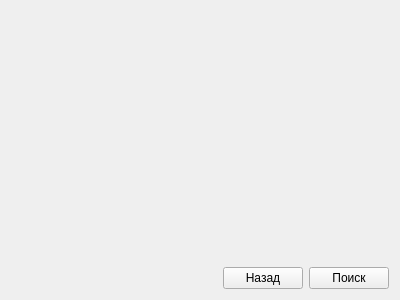
Above: src/core/find/findapartment.ui from Arox/makler before the change. Below: the same form after it.
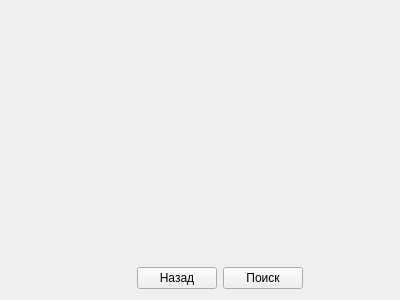
That is the form after the change.

```diff
--- a/src/core/find/findapartment.ui
+++ b/src/core/find/findapartment.ui
@@ -13,8 +13,21 @@
   <property name="windowTitle">
    <string>Form</string>
   </property>
-  <layout class="QGridLayout" name="gridLayout">
-   <item row="0" column="0">
+  <layout class="QHBoxLayout" name="horizontalLayout_2">
+   <item>
+    <spacer name="horizontalSpacer_2">
+     <property name="orientation">
+      <enum>Qt::Horizontal</enum>
+     </property>
+     <property name="sizeHint" stdset="0">
+      <size>
+       <width>40</width>
+       <height>20</height>
+      </size>
+     </property>
+    </spacer>
+   </item>
+   <item>
     <layout class="QVBoxLayout" name="mainLayout">
      <item>
       <spacer name="verticalSpacer_2">
@@ -62,6 +75,19 @@
      </item>
     </layout>
    </item>
+   <item>
+    <spacer name="horizontalSpacer_3">
+     <property name="orientation">
+      <enum>Qt::Horizontal</enum>
+     </property>
+     <property name="sizeHint" stdset="0">
+      <size>
+       <width>40</width>
+       <height>20</height>
+      </size>
+     </property>
+    </spacer>
+   </item>
   </layout>
  </widget>
  <resources/>
```
